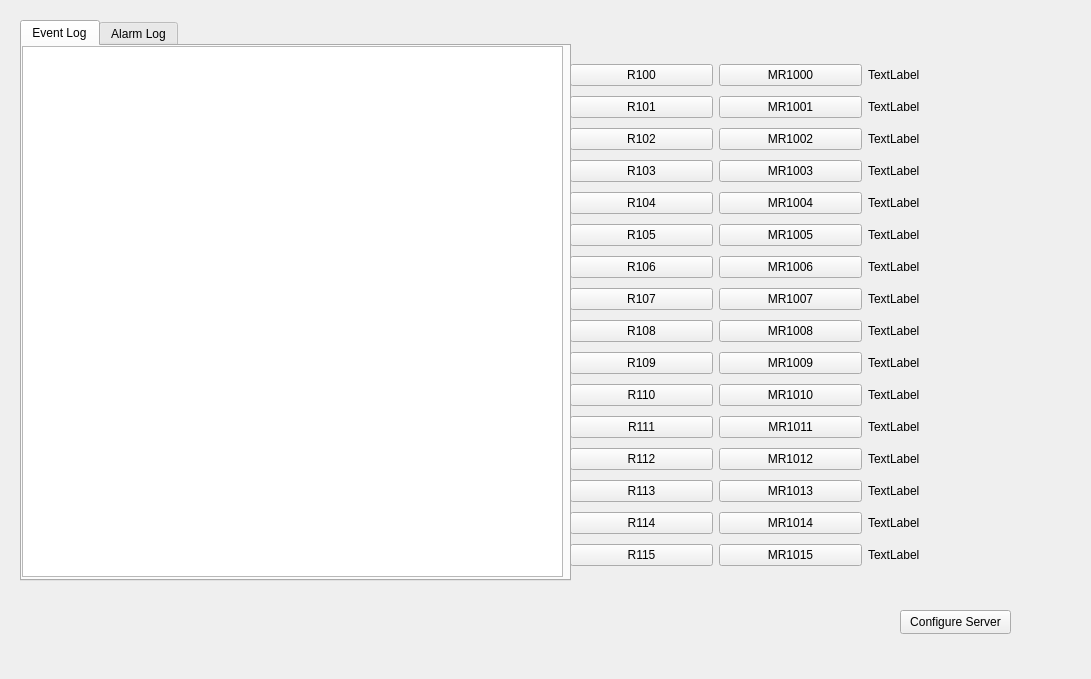
Above: opc_ua_server/gsh_opc_platform (multi device)/button_test.ui from Alfy102/OPC_UA_Server before the change. Below: the same form after it.
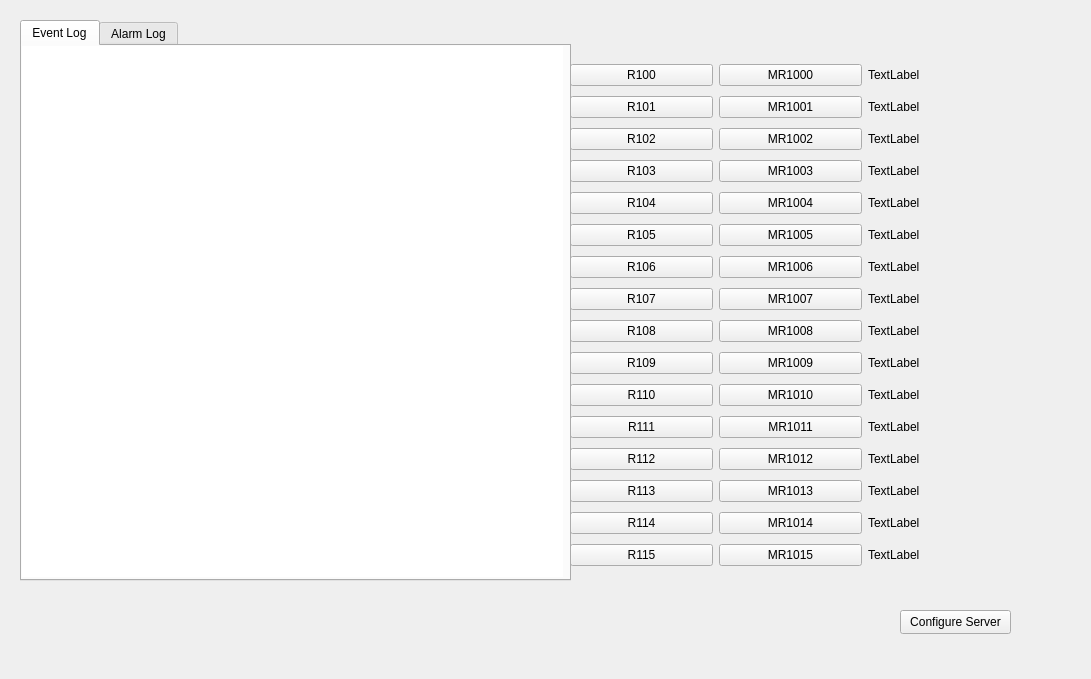
That is the form after the change. The open tabs and pages were chosen to show the change.

The edit to the form file:
```diff
--- a/opc_ua_server/gsh_opc_platform (multi device)/button_test.ui
+++ b/opc_ua_server/gsh_opc_platform (multi device)/button_test.ui
@@ -390,6 +390,27 @@
       <property name="styleSheet">
        <string notr="true">border-color:white</string>
       </property>
+      <property name="frameShape">
+       <enum>QFrame::NoFrame</enum>
+      </property>
+      <property name="frameShadow">
+       <enum>QFrame::Plain</enum>
+      </property>
+      <property name="lineWidth">
+       <number>0</number>
+      </property>
+      <property name="horizontalScrollBarPolicy">
+       <enum>Qt::ScrollBarAsNeeded</enum>
+      </property>
+      <property name="undoRedoEnabled">
+       <bool>false</bool>
+      </property>
+      <property name="readOnly">
+       <bool>false</bool>
+      </property>
+      <property name="centerOnScroll">
+       <bool>false</bool>
+      </property>
      </widget>
     </widget>
     <widget class="QWidget" name="tab_2">
```
Left out of the diff: 14 changed lines with no effect on the pictures.
